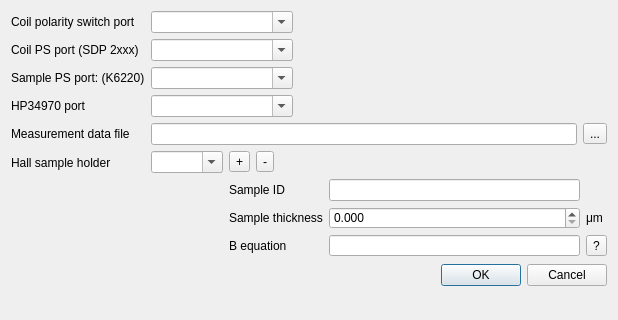
The window that hall/configui.ui (mBr001/hall) describes before a commit, drawn with Qt 5.
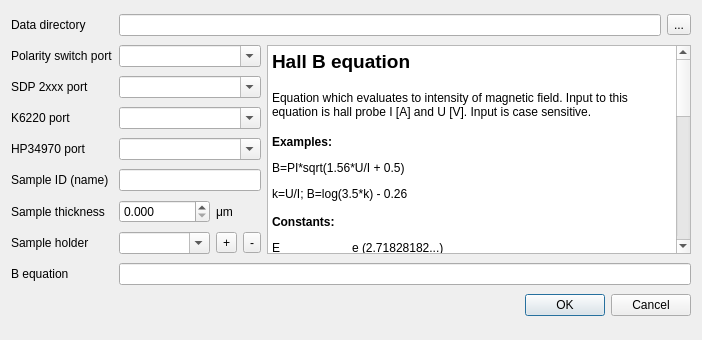
The same window after the commit.

What changed in the file:
```diff
--- a/hall/configui.ui
+++ b/hall/configui.ui
@@ -6,25 +6,22 @@
    <rect>
     <x>0</x>
     <y>0</y>
-    <width>618</width>
-    <height>320</height>
+    <width>702</width>
+    <height>340</height>
    </rect>
   </property>
   <property name="windowTitle">
    <string>Dialog</string>
   </property>
-  <layout class="QFormLayout" name="formLayout">
-   <property name="fieldGrowthPolicy">
-    <enum>QFormLayout::ExpandingFieldsGrow</enum>
-   </property>
-   <item row="0" column="0">
+  <layout class="QGridLayout" name="gridLayout_3">
+   <item row="1" column="0" colspan="2">
     <widget class="QLabel" name="label">
      <property name="text">
-      <string>Coil polarity switch port</string>
+      <string>Polarity switch port</string>
      </property>
     </widget>
    </item>
-   <item row="0" column="1">
+   <item row="1" column="2" colspan="3">
     <layout class="QHBoxLayout" name="horizontalLayout_4">
      <item>
       <widget class="QComboBox" name="switchPortComboBox">
@@ -41,14 +38,14 @@
      </item>
     </layout>
    </item>
-   <item row="1" column="0">
+   <item row="2" column="0" colspan="2">
     <widget class="QLabel" name="label_2">
      <property name="text">
-      <string>Coil PS port (SDP 2xxx)</string>
+      <string>SDP 2xxx port</string>
      </property>
     </widget>
    </item>
-   <item row="1" column="1">
+   <item row="2" column="2" colspan="3">
     <layout class="QHBoxLayout" name="horizontalLayout_5">
      <item>
       <widget class="QComboBox" name="powerSupplyPortComboBox">
@@ -65,14 +62,14 @@
      </item>
     </layout>
    </item>
-   <item row="2" column="0">
+   <item row="3" column="0" colspan="2">
     <widget class="QLabel" name="label_5">
      <property name="text">
-      <string>Sample PS port: (K6220)</string>
+      <string>K6220 port</string>
      </property>
     </widget>
    </item>
-   <item row="2" column="1">
+   <item row="3" column="2" colspan="3">
     <layout class="QHBoxLayout" name="horizontalLayout_6">
      <item>
       <widget class="QComboBox" name="samplePowerPortComboBox">
@@ -89,14 +86,14 @@
      </item>
     </layout>
    </item>
-   <item row="3" column="0">
+   <item row="4" column="0" colspan="2">
     <widget class="QLabel" name="label_3">
      <property name="text">
       <string>HP34970 port</string>
      </property>
     </widget>
    </item>
-   <item row="3" column="1">
+   <item row="4" column="2" colspan="3">
     <layout class="QHBoxLayout" name="horizontalLayout_7">
      <item>
       <widget class="QComboBox" name="agilentPortComboBox">
@@ -113,14 +110,21 @@
      </item>
     </layout>
    </item>
-   <item row="4" column="0">
+   <item row="9" column="0" colspan="6">
+    <widget class="QDialogButtonBox" name="buttonBox">
+     <property name="standardButtons">
+      <set>QDialogButtonBox::Cancel|QDialogButtonBox::Ok</set>
+     </property>
+    </widget>
+   </item>
+   <item row="0" column="0" colspan="2">
     <widget class="QLabel" name="label_4">
      <property name="text">
-      <string>Measurement data file</string>
+      <string>Data directory</string>
      </property>
     </widget>
    </item>
-   <item row="4" column="1">
+   <item row="0" column="2" colspan="4">
     <layout class="QHBoxLayout" name="horizontalLayout">
      <item>
       <widget class="QLineEdit" name="fileNameLineEdit"/>
@@ -134,110 +138,96 @@
      </item>
     </layout>
    </item>
-   <item row="5" column="0">
+   <item row="5" column="2" colspan="3">
+    <widget class="QLineEdit" name="sampleNameLineEdit"/>
+   </item>
+   <item row="7" column="0" colspan="2">
     <widget class="QLabel" name="label_6">
      <property name="text">
-      <string>Hall sample holder</string>
+      <string>Sample holder</string>
      </property>
     </widget>
    </item>
-   <item row="5" column="1">
-    <layout class="QGridLayout" name="gridLayout">
-     <item row="1" column="1" colspan="3">
-      <layout class="QGridLayout" name="gridLayout_2">
-       <item row="0" column="0">
-        <widget class="QLabel" name="label_10">
-         <property name="text">
-          <string>Sample ID</string>
-         </property>
-        </widget>
-       </item>
-       <item row="1" column="2">
-        <widget class="QLabel" name="label_7">
-         <property name="text">
-          <string>μm</string>
-         </property>
-        </widget>
-       </item>
-       <item row="0" column="1">
-        <widget class="QLineEdit" name="sampleNameLineEdit"/>
-       </item>
-       <item row="1" column="0">
-        <widget class="QLabel" name="label_11">
-         <property name="text">
-          <string>Sample thickness</string>
-         </property>
-        </widget>
-       </item>
-       <item row="1" column="1">
-        <widget class="QDoubleSpinBox" name="sampleThicknessDoubleSpinBox">
-         <property name="decimals">
-          <number>3</number>
-         </property>
-         <property name="maximum">
-          <double>9999.989999999999782</double>
-         </property>
-        </widget>
-       </item>
-       <item row="2" column="0">
-        <widget class="QLabel" name="label_9">
-         <property name="text">
-          <string>B equation</string>
-         </property>
-        </widget>
-       </item>
-       <item row="2" column="1">
-        <widget class="QLineEdit" name="hallProbeBEquationLineEdit"/>
-       </item>
-       <item row="2" column="2">
-        <widget class="QToolButton" name="toolButton">
-         <property name="text">
-          <string>?</string>
-         </property>
-        </widget>
-       </item>
-      </layout>
-     </item>
-     <item row="0" column="1">
-      <widget class="QToolButton" name="sampleHolderAddToolButton">
-       <property name="text">
-        <string>+</string>
-       </property>
-      </widget>
-     </item>
-     <item row="0" column="0">
-      <widget class="QComboBox" name="sampleHolderComboBox">
-       <property name="editable">
-        <bool>true</bool>
-       </property>
-      </widget>
-     </item>
-     <item row="0" column="2">
-      <widget class="QToolButton" name="sampleHolderDeleteCoolButton">
-       <property name="text">
-        <string>-</string>
-       </property>
-      </widget>
-     </item>
-     <item row="0" column="3">
-      <spacer name="horizontalSpacer">
-       <property name="orientation">
-        <enum>Qt::Horizontal</enum>
-       </property>
-       <property name="sizeHint" stdset="0">
-        <size>
-         <width>40</width>
-         <height>20</height>
-        </size>
-       </property>
-      </spacer>
-     </item>
-    </layout>
+   <item row="7" column="2">
+    <widget class="QComboBox" name="sampleHolderComboBox">
+     <property name="editable">
+      <bool>true</bool>
+     </property>
+    </widget>
    </item>
-   <item row="6" column="0" colspan="2">
-    <widget class="QDialogButtonBox" name="buttonBox">
-     <property name="standardButtons">
-      <set>QDialogButtonBox::Cancel|QDialogButtonBox::Ok</set>
+   <item row="7" column="3">
+    <widget class="QToolButton" name="sampleHolderAddToolButton">
+     <property name="text">
+      <string>+</string>
+     </property>
+    </widget>
+   </item>
+   <item row="7" column="4">
+    <widget class="QToolButton" name="sampleHolderDeleteToolButton">
+     <property name="text">
+      <string>-</string>
+     </property>
+    </widget>
+   </item>
+   <item row="6" column="0">
+    <widget class="QLabel" name="label_11">
+     <property name="text">
+      <string>Sample thickness</string>
+     </property>
+    </widget>
+   </item>
+   <item row="6" column="2">
+    <widget class="QDoubleSpinBox" name="sampleThicknessDoubleSpinBox">
+     <property name="decimals">
+      <number>3</number>
+     </property>
+     <property name="maximum">
+      <double>9999.989999999999782</double>
+     </property>
+    </widget>
+   </item>
+   <item row="6" column="3" colspan="2">
+    <widget class="QLabel" name="label_7">
+     <property name="text">
+      <string>μm</string>
+     </property>
+    </widget>
+   </item>
+   <item row="8" column="0">
+    <widget class="QLabel" name="label_9">
+     <property name="text">
+      <string>B equation</string>
+     </property>
+    </widget>
+   </item>
+   <item row="8" column="2" colspan="4">
+    <widget class="QLineEdit" name="hallProbeBEquationLineEdit"/>
+   </item>
+   <item row="1" column="5" rowspan="7">
+    <widget class="QTextEdit" name="textEdit">
+     <property name="html">
+      <string>&lt;!DOCTYPE HTML PUBLIC &quot;-//W3C//DTD HTML 4.0//EN&quot; &quot;http://www.w3.org/TR/REC-html40/strict.dtd&quot;&gt;
+&lt;html&gt;&lt;head&gt;&lt;meta name=&quot;qrichtext&quot; content=&quot;1&quot; /&gt;&lt;style type=&quot;text/css&quot;&gt;
+p, li { white-space: pre-wrap; }
+&lt;/style&gt;&lt;/head&gt;&lt;body style=&quot; font-family:'Sans Serif'; font-size:9pt; font-weight:400; font-style:normal;&quot;&gt;
+&lt;p style=&quot; margin-top:18px; margin-bottom:12px; margin-left:0px; margin-right:0px; -qt-block-indent:0; text-indent:0px;&quot;&gt;&lt;span style=&quot; font-size:14pt; font-weight:600;&quot;&gt;Hall B equation&lt;/span&gt;&lt;/p&gt;
+&lt;p style=&quot; margin-top:18px; margin-bottom:12px; margin-left:0px; margin-right:0px; -qt-block-indent:0; text-indent:0px;&quot;&gt;Equation which evaluates to intensity of magnetic field. Input to this equation is hall probe &lt;span style=&quot; font-family:'Courier New,courier';&quot;&gt;I [A]&lt;/span&gt; and &lt;span style=&quot; font-family:'Courier New,courier';&quot;&gt;U&lt;/span&gt; [V]. Input is case sensitive.&lt;/p&gt;
+&lt;p style=&quot; margin-top:16px; margin-bottom:12px; margin-left:0px; margin-right:0px; -qt-block-indent:0; text-indent:0px;&quot;&gt;&lt;span style=&quot; font-weight:600;&quot;&gt;Examples:&lt;/span&gt;&lt;/p&gt;
+&lt;p style=&quot; margin-top:12px; margin-bottom:12px; margin-left:0px; margin-right:0px; -qt-block-indent:0; text-indent:0px;&quot;&gt;&lt;span style=&quot; font-family:'Courier New,courier';&quot;&gt;B=PI*sqrt(1.56*U/I + 0.5)&lt;/span&gt;&lt;/p&gt;
+&lt;p style=&quot; margin-top:12px; margin-bottom:12px; margin-left:0px; margin-right:0px; -qt-block-indent:0; text-indent:0px;&quot;&gt;&lt;span style=&quot; font-family:'Courier New,courier';&quot;&gt;k=U/I; B=log(3.5*k) - 0.26&lt;/span&gt;&lt;/p&gt;
+&lt;p style=&quot; margin-top:14px; margin-bottom:12px; margin-left:0px; margin-right:0px; -qt-block-indent:0; text-indent:0px;&quot;&gt;&lt;span style=&quot; font-weight:600;&quot;&gt;Constants:&lt;/span&gt;&lt;/p&gt;
+&lt;p style=&quot; margin-top:12px; margin-bottom:12px; margin-left:0px; margin-right:0px; -qt-block-indent:0; text-indent:0px;&quot;&gt;&lt;span style=&quot; font-family:'Courier New,courier';&quot;&gt;E	e (2.71828182...)&lt;br /&gt;LOG2E	base 2 log of e&lt;br /&gt;LOG10E	base 10 log of e&lt;br /&gt;LN2	base e log of 2&lt;br /&gt;LN10	base e log of 10&lt;br /&gt;SQRT2	sqare root of 2&lt;br /&gt;SQRT1_2	square root of 1/2&lt;br /&gt;PI	π (3.14159265...)&lt;/span&gt;&lt;/p&gt;
+&lt;p style=&quot; margin-top:14px; margin-bottom:12px; margin-left:0px; margin-right:0px; -qt-block-indent:0; text-indent:0px;&quot;&gt;&lt;span style=&quot; font-weight:600;&quot;&gt;Functions:&lt;/span&gt;&lt;/p&gt;
+&lt;p style=&quot; margin-top:12px; margin-bottom:12px; margin-left:0px; margin-right:0px; -qt-block-indent:0; text-indent:0px;&quot;&gt;&lt;span style=&quot; font-family:'Courier New,courier';&quot;&gt;abs(x)	|x|&lt;br /&gt;acos(x)	arcus cosinus (rad)&lt;br /&gt;asin(x)	arcus sinus (rad)&lt;br /&gt;atan(x)	arcus tangens (rad)&lt;br /&gt;atan2(a, b)	arcus tangens of a/b (rad)&lt;br /&gt;ceil(x)	integer closest to x but not les than x&lt;br /&gt;cos(x)	cosinus&lt;br /&gt;exp(x)	e^x&lt;br /&gt;floor(x)	integer closest to x but not greater than x&lt;br /&gt;log(x)	natural logarithm of x&lt;br /&gt;max(a, b)	maximum&lt;br /&gt;min(a, b)	minimum&lt;br /&gt;pow(x, y)	x^y&lt;br /&gt;random()	random number in range 0. - 1.&lt;br /&gt;round(x)	integer closest to x&lt;br /&gt;sqrt(x)	square root of x&lt;br /&gt;tan(x)	tangent&lt;/span&gt;&lt;/p&gt;
+&lt;p style=&quot; margin-top:12px; margin-bottom:12px; margin-left:0px; margin-right:0px; -qt-block-indent:0; text-indent:0px;&quot;&gt;&lt;span style=&quot; font-weight:600;&quot;&gt;Details:&lt;/span&gt;&lt;/p&gt;
+&lt;p style=&quot; margin-top:16px; margin-bottom:12px; margin-left:0px; margin-right:0px; -qt-block-indent:0; text-indent:0px;&quot;&gt;Line above is evaluated as pure javascript code. All mathematics functions are shortcust to full names of its javascript equivalents (sqrt = Math.sqrt).&lt;/p&gt;&lt;/body&gt;&lt;/html&gt;</string>
+     </property>
+    </widget>
+   </item>
+   <item row="5" column="0" colspan="2">
+    <widget class="QLabel" name="label_10">
+     <property name="text">
+      <string>Sample ID (name)</string>
      </property>
     </widget>
    </item>
```
Left out of the diff: 6 changed lines with no effect on the pictures.
